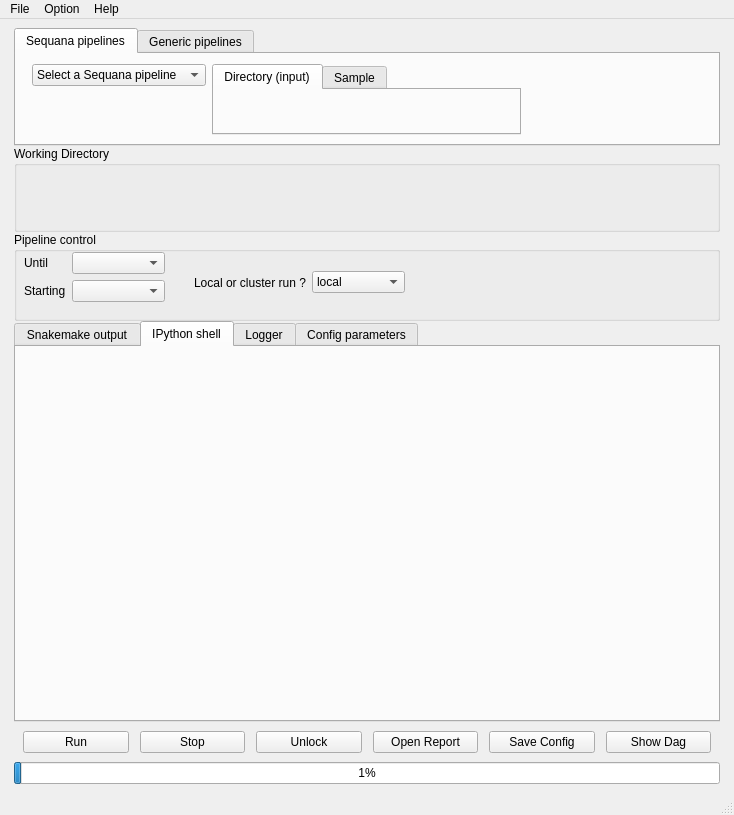
First picture: the form in sequana/gui/mainwindow.ui, repository vladsaveliev/sequana, before the edit.
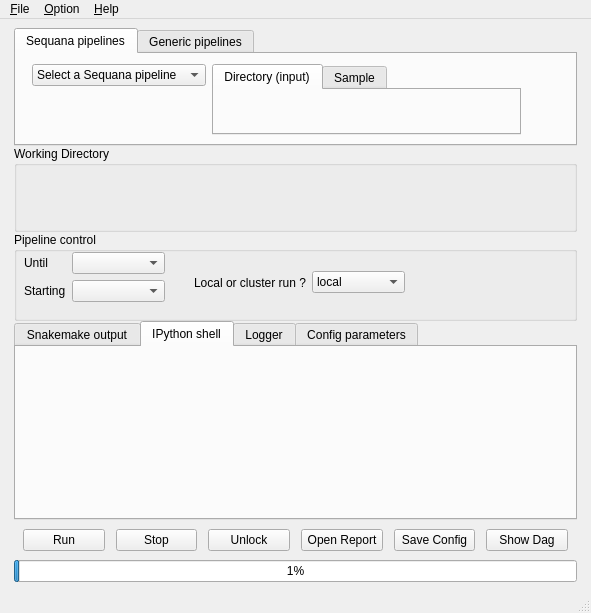
Second picture: the form after the edit.

Commit message: update sequana_gui design

What changed in the file:
```diff
--- a/sequana/gui/mainwindow.ui
+++ b/sequana/gui/mainwindow.ui
@@ -6,8 +6,8 @@
    <rect>
     <x>0</x>
     <y>0</y>
-    <width>734</width>
-    <height>815</height>
+    <width>591</width>
+    <height>613</height>
    </rect>
   </property>
   <property name="sizePolicy">
@@ -559,13 +559,13 @@
     <rect>
      <x>0</x>
      <y>0</y>
-     <width>734</width>
+     <width>591</width>
      <height>19</height>
     </rect>
    </property>
    <widget class="QMenu" name="menuFile">
     <property name="title">
-     <string>File</string>
+     <string>&amp;File</string>
     </property>
     <addaction name="separator"/>
     <addaction name="actionImportConfig"/>
@@ -573,14 +573,14 @@
    </widget>
    <widget class="QMenu" name="menuOption">
     <property name="title">
-     <string>Option</string>
+     <string>&amp;Option</string>
     </property>
     <addaction name="actionSnakemake"/>
     <addaction name="actionPreferences"/>
    </widget>
    <widget class="QMenu" name="menuHelp">
     <property name="title">
-     <string>Help</string>
+     <string>&amp;Help</string>
     </property>
     <addaction name="actionHelp"/>
     <addaction name="actionAbout"/>
```
Left out of the diff: 17 changed lines with no effect on the pictures. The commit also changes 5 other files.
